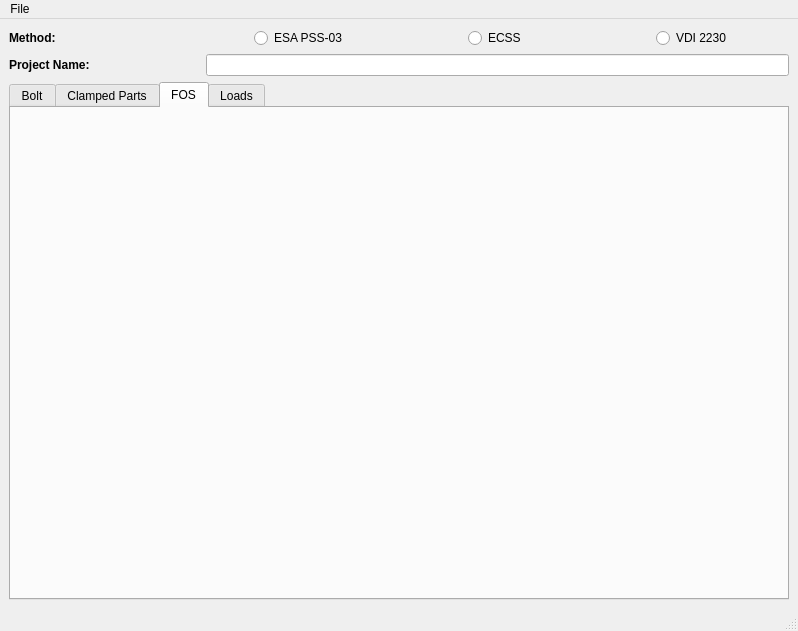
The window that BAT/src/gui/bat_gui.ui (misams/BAT) describes before a commit, drawn with Qt 5.
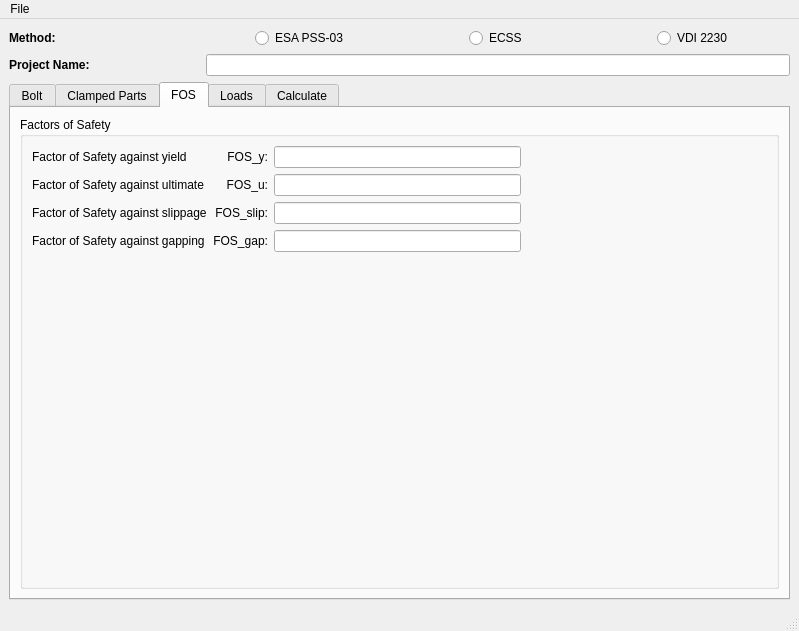
The same window after the commit. The open tabs and pages were chosen to show the change.

Patch:
```diff
--- a/BAT/src/gui/bat_gui.ui
+++ b/BAT/src/gui/bat_gui.ui
@@ -6,7 +6,7 @@
    <rect>
     <x>0</x>
     <y>0</y>
-    <width>798</width>
+    <width>799</width>
     <height>631</height>
    </rect>
   </property>
@@ -21,9 +21,6 @@
     </sizepolicy>
    </property>
    <layout class="QGridLayout" name="gridLayout_4">
-    <item row="1" column="1" colspan="3">
-     <widget class="QLineEdit" name="lineEdit"/>
-    </item>
     <item row="2" column="0" colspan="4">
      <widget class="QTabWidget" name="tabWidget">
       <property name="sizePolicy">
@@ -328,12 +325,228 @@
        <attribute name="title">
         <string>FOS</string>
        </attribute>
+       <layout class="QVBoxLayout" name="verticalLayout_4">
+        <item>
+         <widget class="QGroupBox" name="groupBox_4">
+          <property name="title">
+           <string>Factors of Safety</string>
+          </property>
+          <layout class="QGridLayout" name="gridLayout_2">
+           <item row="1" column="2">
+            <widget class="QLineEdit" name="fosU"/>
+           </item>
+           <item row="1" column="0">
+            <widget class="QLabel" name="label_26">
+             <property name="text">
+              <string>Factor of Safety against ultimate</string>
+             </property>
+            </widget>
+           </item>
+           <item row="0" column="1">
+            <widget class="QLabel" name="label_29">
+             <property name="text">
+              <string>FOS_y:</string>
+             </property>
+             <property name="alignment">
+              <set>Qt::AlignRight|Qt::AlignTrailing|Qt::AlignVCenter</set>
+             </property>
+            </widget>
+           </item>
+           <item row="1" column="1">
+            <widget class="QLabel" name="label_30">
+             <property name="text">
+              <string>FOS_u:</string>
+             </property>
+             <property name="alignment">
+              <set>Qt::AlignRight|Qt::AlignTrailing|Qt::AlignVCenter</set>
+             </property>
+            </widget>
+           </item>
+           <item row="0" column="0">
+            <widget class="QLabel" name="label_25">
+             <property name="text">
+              <string>Factor of Safety against yield</string>
+             </property>
+            </widget>
+           </item>
+           <item row="0" column="2">
+            <widget class="QLineEdit" name="fosY"/>
+           </item>
+           <item row="4" column="2">
+            <spacer name="verticalSpacer_5">
+             <property name="orientation">
+              <enum>Qt::Vertical</enum>
+             </property>
+             <property name="sizeHint" stdset="0">
+              <size>
+               <width>20</width>
+               <height>40</height>
+              </size>
+             </property>
+            </spacer>
+           </item>
+           <item row="1" column="3">
+            <spacer name="horizontalSpacer">
+             <property name="orientation">
+              <enum>Qt::Horizontal</enum>
+             </property>
+             <property name="sizeHint" stdset="0">
+              <size>
+               <width>40</width>
+               <height>20</height>
+              </size>
+             </property>
+            </spacer>
+           </item>
+           <item row="3" column="2">
+            <widget class="QLineEdit" name="fosGap"/>
+           </item>
+           <item row="2" column="1">
+            <widget class="QLabel" name="label_31">
+             <property name="text">
+              <string>FOS_slip:</string>
+             </property>
+             <property name="alignment">
+              <set>Qt::AlignRight|Qt::AlignTrailing|Qt::AlignVCenter</set>
+             </property>
+            </widget>
+           </item>
+           <item row="3" column="1">
+            <widget class="QLabel" name="label_32">
+             <property name="text">
+              <string>FOS_gap:</string>
+             </property>
+             <property name="alignment">
+              <set>Qt::AlignRight|Qt::AlignTrailing|Qt::AlignVCenter</set>
+             </property>
+            </widget>
+           </item>
+           <item row="2" column="0">
+            <widget class="QLabel" name="label_27">
+             <property name="text">
+              <string>Factor of Safety against slippage</string>
+             </property>
+            </widget>
+           </item>
+           <item row="3" column="0">
+            <widget class="QLabel" name="label_28">
+             <property name="text">
+              <string>Factor of Safety against gapping</string>
+             </property>
+            </widget>
+           </item>
+           <item row="2" column="2">
+            <widget class="QLineEdit" name="fosSlip"/>
+           </item>
+          </layout>
+         </widget>
+        </item>
+       </layout>
       </widget>
       <widget class="QWidget" name="tab_loads">
        <attribute name="title">
         <string>Loads</string>
        </attribute>
       </widget>
+      <widget class="QWidget" name="tabCalculate">
+       <attribute name="title">
+        <string>Calculate</string>
+       </attribute>
+       <layout class="QVBoxLayout" name="verticalLayout_7">
+        <item>
+         <widget class="QGroupBox" name="groupBox_7">
+          <property name="title">
+           <string>BAT Files</string>
+          </property>
+          <layout class="QGridLayout" name="gridLayout_7">
+           <item row="0" column="3">
+            <widget class="QPushButton" name="saveInputFileButton">
+             <property name="text">
+              <string>Save Input File</string>
+             </property>
+            </widget>
+           </item>
+           <item row="0" column="0">
+            <widget class="QLabel" name="label_35">
+             <property name="text">
+              <string>Input File:</string>
+             </property>
+            </widget>
+           </item>
+           <item row="0" column="2">
+            <widget class="QLineEdit" name="inputFile"/>
+           </item>
+           <item row="1" column="0">
+            <widget class="QLabel" name="label_36">
+             <property name="text">
+              <string>Output File:</string>
+             </property>
+            </widget>
+           </item>
+           <item row="1" column="2">
+            <widget class="QLineEdit" name="outputFile"/>
+           </item>
+           <item row="1" column="3">
+            <widget class="QPushButton" name="saveOutputFileButton">
+             <property name="text">
+              <string>Save Output File</string>
+             </property>
+            </widget>
+           </item>
+          </layout>
+         </widget>
+        </item>
+        <item>
+         <spacer name="verticalSpacer_6">
+          <property name="orientation">
+           <enum>Qt::Vertical</enum>
+          </property>
+          <property name="sizeHint" stdset="0">
+           <size>
+            <width>20</width>
+            <height>40</height>
+           </size>
+          </property>
+         </spacer>
+        </item>
+        <item>
+         <widget class="QPushButton" name="calculateButton">
+          <property name="sizePolicy">
+           <sizepolicy hsizetype="Minimum" vsizetype="Fixed">
+            <horstretch>0</horstretch>
+            <verstretch>0</verstretch>
+           </sizepolicy>
+          </property>
+          <property name="minimumSize">
+           <size>
+            <width>0</width>
+            <height>50</height>
+           </size>
+          </property>
+          <property name="text">
+           <string>Execute BAT Analysis</string>
+          </property>
+         </widget>
+        </item>
+       </layout>
+      </widget>
+     </widget>
+    </item>
+    <item row="1" column="1" colspan="3">
+     <widget class="QLineEdit" name="projectName"/>
+    </item>
+    <item row="0" column="1" alignment="Qt::AlignHCenter">
+     <widget class="QRadioButton" name="radioEsaPss">
+      <property name="text">
+       <string>ESA PSS-03</string>
+      </property>
+     </widget>
+    </item>
+    <item row="0" column="3" alignment="Qt::AlignHCenter">
+     <widget class="QRadioButton" name="radioVdi">
+      <property name="text">
+       <string>VDI 2230</string>
+      </property>
      </widget>
     </item>
     <item row="0" column="0">
@@ -371,20 +584,6 @@
       </property>
      </widget>
     </item>
-    <item row="0" column="3" alignment="Qt::AlignHCenter">
-     <widget class="QRadioButton" name="radioButton_vdi2230">
-      <property name="text">
-       <string>VDI 2230</string>
-      </property>
-     </widget>
-    </item>
-    <item row="0" column="1" alignment="Qt::AlignHCenter">
-     <widget class="QRadioButton" name="radioButton_esa_pss">
-      <property name="text">
-       <string>ESA PSS-03</string>
-      </property>
-     </widget>
-    </item>
     <item row="0" column="2" alignment="Qt::AlignHCenter">
      <widget class="QRadioButton" name="radioButton_ecss">
       <property name="text">
@@ -406,7 +605,7 @@
     <rect>
      <x>0</x>
      <y>0</y>
-     <width>798</width>
+     <width>799</width>
      <height>22</height>
     </rect>
    </property>
```
Left out of the diff: 245 changed lines with no effect on the pictures.
